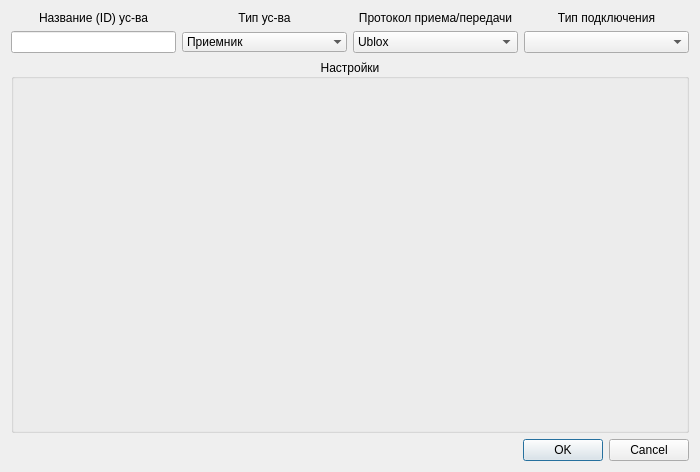
Before: the Qt Designer form connectionSettings.ui in revermun/Experiment_helper, drawn with Qt 5.
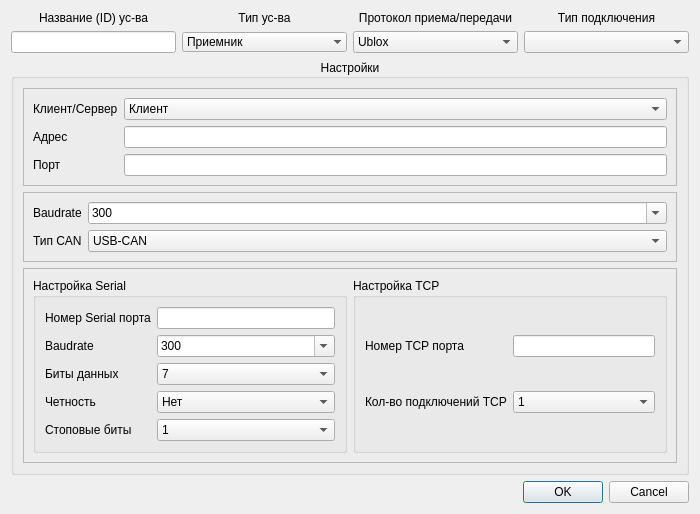
After: the same form once the commit is applied.

Commit message: pre add TCP connection update

The edit to the form file:
```diff
--- a/connectionSettings.ui
+++ b/connectionSettings.ui
@@ -13,7 +13,7 @@
   <property name="windowTitle">
    <string>Настройка подключения</string>
   </property>
-  <layout class="QVBoxLayout" name="verticalLayout" stretch="0,1,0">
+  <layout class="QVBoxLayout" name="verticalLayout" stretch="0,0,1">
    <item>
     <layout class="QGridLayout" name="gridLayoutComboBoxes">
      <item row="1" column="1">
@@ -170,9 +170,399 @@
      <property name="alignment">
       <set>Qt::AlignCenter</set>
      </property>
-     <layout class="QHBoxLayout" name="horizontalLayout_3" stretch="0">
+     <layout class="QVBoxLayout" name="verticalLayout_3" stretch="0,0,0">
       <item>
-       <layout class="QGridLayout" name="gridLayoutSettings" columnstretch="0"/>
+       <widget class="QFrame" name="frame">
+        <property name="frameShape">
+         <enum>QFrame::StyledPanel</enum>
+        </property>
+        <property name="frameShadow">
+         <enum>QFrame::Raised</enum>
+        </property>
+        <layout class="QGridLayout" name="gridLayout_4">
+         <item row="2" column="0">
+          <widget class="QLabel" name="label_15">
+           <property name="text">
+            <string>Порт</string>
+           </property>
+          </widget>
+         </item>
+         <item row="0" column="0">
+          <widget class="QLabel" name="label_14">
+           <property name="text">
+            <string>Клиент/Сервер</string>
+           </property>
+          </widget>
+         </item>
+         <item row="0" column="1">
+          <widget class="QComboBox" name="comboTCPclientServer">
+           <item>
+            <property name="text">
+             <string>Клиент</string>
+            </property>
+           </item>
+           <item>
+            <property name="text">
+             <string>Сервер</string>
+            </property>
+           </item>
+          </widget>
+         </item>
+         <item row="2" column="1">
+          <widget class="QLineEdit" name="lineTCPport"/>
+         </item>
+         <item row="1" column="0">
+          <widget class="QLabel" name="label_16">
+           <property name="text">
+            <string>Адрес</string>
+           </property>
+          </widget>
+         </item>
+         <item row="1" column="1">
+          <widget class="QLineEdit" name="lineTCPaddr"/>
+         </item>
+        </layout>
+       </widget>
+      </item>
+      <item>
+       <widget class="QFrame" name="frameCAN">
+        <property name="frameShape">
+         <enum>QFrame::StyledPanel</enum>
+        </property>
+        <property name="frameShadow">
+         <enum>QFrame::Raised</enum>
+        </property>
+        <layout class="QGridLayout" name="gridLayout_3" columnstretch="0,1">
+         <item row="0" column="0">
+          <widget class="QLabel" name="label_12">
+           <property name="text">
+            <string>Baudrate</string>
+           </property>
+          </widget>
+         </item>
+         <item row="0" column="1">
+          <widget class="QComboBox" name="comboCANBaud">
+           <property name="editable">
+            <bool>true</bool>
+           </property>
+           <item>
+            <property name="text">
+             <string>300</string>
+            </property>
+           </item>
+           <item>
+            <property name="text">
+             <string>600</string>
+            </property>
+           </item>
+           <item>
+            <property name="text">
+             <string>1200</string>
+            </property>
+           </item>
+           <item>
+            <property name="text">
+             <string>2400</string>
+            </property>
+           </item>
+           <item>
+            <property name="text">
+             <string>4800</string>
+            </property>
+           </item>
+           <item>
+            <property name="text">
+             <string>9600</string>
+            </property>
+           </item>
+           <item>
+            <property name="text">
+             <string>19200</string>
+            </property>
+           </item>
+           <item>
+            <property name="text">
+             <string>38400</string>
+            </property>
+           </item>
+           <item>
+            <property name="text">
+             <string>57600</string>
+            </property>
+           </item>
+           <item>
+            <property name="text">
+             <string>115200</string>
+            </property>
+           </item>
+           <item>
+            <property name="text">
+             <string>230400</string>
+            </property>
+           </item>
+           <item>
+            <property name="text">
+             <string>460800</string>
+            </property>
+           </item>
+           <item>
+            <property name="text">
+             <string>921600</string>
+            </property>
+           </item>
+          </widget>
+         </item>
+         <item row="1" column="0">
+          <widget class="QLabel" name="label_13">
+           <property name="text">
+            <string>Тип CAN</string>
+           </property>
+          </widget>
+         </item>
+         <item row="1" column="1">
+          <widget class="QComboBox" name="comboCANtype">
+           <item>
+            <property name="text">
+             <string>USB-CAN</string>
+            </property>
+           </item>
+          </widget>
+         </item>
+        </layout>
+       </widget>
+      </item>
+      <item>
+       <widget class="QFrame" name="frameSerial">
+        <property name="frameShape">
+         <enum>QFrame::StyledPanel</enum>
+        </property>
+        <property name="frameShadow">
+         <enum>QFrame::Raised</enum>
+        </property>
+        <layout class="QHBoxLayout" name="horizontalLayout">
+         <item>
+          <widget class="QGroupBox" name="groupBox">
+           <property name="title">
+            <string>Настройка Serial</string>
+           </property>
+           <layout class="QGridLayout" name="gridLayout">
+            <item row="0" column="0">
+             <widget class="QLabel" name="label_7">
+              <property name="text">
+               <string>Номер Serial порта</string>
+              </property>
+             </widget>
+            </item>
+            <item row="5" column="1">
+             <widget class="QComboBox" name="comboStopBits">
+              <item>
+               <property name="text">
+                <string>1</string>
+               </property>
+              </item>
+              <item>
+               <property name="text">
+                <string>2</string>
+               </property>
+              </item>
+             </widget>
+            </item>
+            <item row="2" column="1">
+             <widget class="QComboBox" name="comboDataBits">
+              <item>
+               <property name="text">
+                <string>7</string>
+               </property>
+              </item>
+              <item>
+               <property name="text">
+                <string>8</string>
+               </property>
+              </item>
+             </widget>
+            </item>
+            <item row="1" column="0">
+             <widget class="QLabel" name="label_5">
+              <property name="text">
+               <string>Baudrate</string>
+              </property>
+             </widget>
+            </item>
+            <item row="1" column="1">
+             <widget class="QComboBox" name="comboSerialBaud">
+              <property name="editable">
+               <bool>true</bool>
+              </property>
+              <item>
+               <property name="text">
+                <string>300</string>
+               </property>
+              </item>
+              <item>
+               <property name="text">
+                <string>600</string>
+               </property>
+              </item>
+              <item>
+               <property name="text">
+                <string>1200</string>
+               </property>
+              </item>
+              <item>
+               <property name="text">
+                <string>2400</string>
+               </property>
+              </item>
+              <item>
+               <property name="text">
+                <string>4800</string>
+               </property>
+              </item>
+              <item>
+               <property name="text">
+                <string>9600</string>
+               </property>
+              </item>
+              <item>
+               <property name="text">
+                <string>19200</string>
+               </property>
+              </item>
+              <item>
+               <property name="text">
+                <string>38400</string>
+               </property>
+              </item>
+              <item>
+               <property name="text">
+                <string>57600</string>
+               </property>
+              </item>
+              <item>
+               <property name="text">
+                <string>115200</string>
+               </property>
+              </item>
+              <item>
+               <property name="text">
+                <string>230400</string>
+               </property>
+              </item>
+              <item>
+               <property name="text">
+                <string>460800</string>
+               </property>
+              </item>
+              <item>
+               <property name="text">
+                <string>921600</string>
+               </property>
+              </item>
+             </widget>
+            </item>
+            <item row="5" column="0">
+             <widget class="QLabel" name="label_8">
+              <property name="text">
+               <string>Стоповые биты</string>
+              </property>
+             </widget>
+            </item>
+            <item row="2" column="0">
+             <widget class="QLabel" name="label_6">
+              <property name="text">
+               <string>Биты данных</string>
+              </property>
+             </widget>
+            </item>
+            <item row="4" column="1">
+             <widget class="QComboBox" name="comboParity">
+              <item>
+               <property name="text">
+                <string>Нет</string>
+               </property>
+              </item>
+              <item>
+               <property name="text">
+                <string>Четное</string>
+               </property>
+              </item>
+              <item>
+               <property name="text">
+                <string>Нечетное</string>
+               </property>
+              </item>
+             </widget>
+            </item>
+            <item row="0" column="1">
+             <widget class="QLineEdit" name="lineSerialPort"/>
+            </item>
+            <item row="4" column="0">
+             <widget class="QLabel" name="label_9">
+              <property name="text">
+               <string>Четность</string>
+              </property>
+             </widget>
+            </item>
+           </layout>
+          </widget>
+         </item>
+         <item>
+          <widget class="QGroupBox" name="groupBox_2">
+           <property name="title">
+            <string>Настройка TCP</string>
+           </property>
+           <layout class="QGridLayout" name="gridLayout_2">
+            <item row="0" column="0">
+             <widget class="QLabel" name="label_10">
+              <property name="text">
+               <string>Номер TCP порта</string>
+              </property>
+             </widget>
+            </item>
+            <item row="0" column="1">
+             <widget class="QLineEdit" name="lineSerialTCPport"/>
+            </item>
+            <item row="1" column="0">
+             <widget class="QLabel" name="label_11">
+              <property name="text">
+               <string>Кол-во подключений TCP</string>
+              </property>
+             </widget>
+            </item>
+            <item row="1" column="1">
+             <widget class="QComboBox" name="comboSerialConnNum">
+              <item>
+               <property name="text">
+                <string>1</string>
+               </property>
+              </item>
+              <item>
+               <property name="text">
+                <string>2</string>
+               </property>
+              </item>
+              <item>
+               <property name="text">
+                <string>3</string>
+               </property>
+              </item>
+              <item>
+               <property name="text">
+                <string>4</string>
+               </property>
+              </item>
+              <item>
+               <property name="text">
+                <string>5</string>
+               </property>
+              </item>
+             </widget>
+            </item>
+           </layout>
+          </widget>
+         </item>
+        </layout>
+       </widget>
       </item>
      </layout>
     </widget>
```
Left out of the diff: 128 changed lines with no effect on the pictures. The commit also changes 7 other files.
